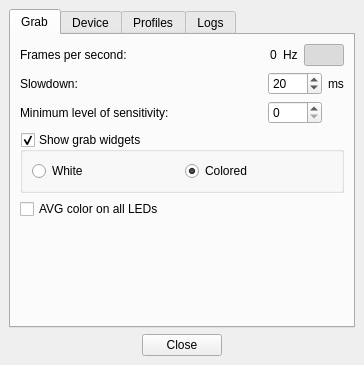
Before: the Qt Designer form Software/src/mainwindow.ui in Atarity/Lightpack, drawn with Qt 5.
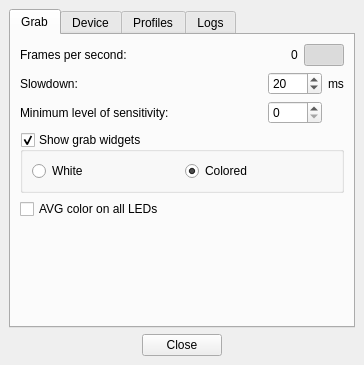
After: the same form once the commit is applied. Icons and pictures are not drawn.

The edit to the form file:
```diff
--- a/Software/src/mainwindow.ui
+++ b/Software/src/mainwindow.ui
@@ -80,13 +80,6 @@
             </property>
            </widget>
           </item>
-          <item>
-           <widget class="QLabel" name="label_hz">
-            <property name="text">
-             <string>Hz</string>
-            </property>
-           </widget>
-          </item>
           <item>
            <widget class="QPushButton" name="pushButton_GrabOnOff">
             <property name="focusPolicy">
```
